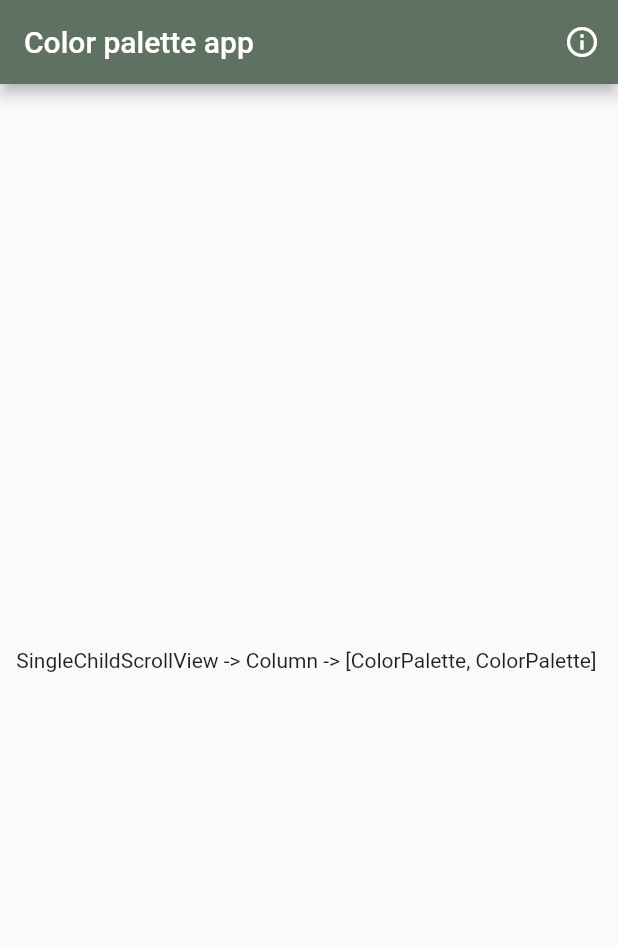
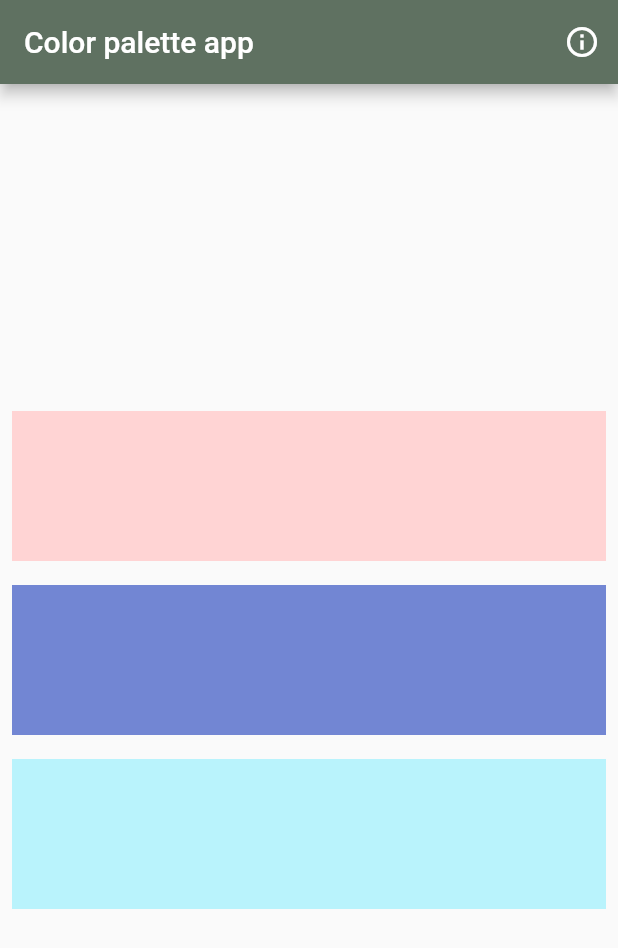
Before and after one commit to Pantosta0/flutter_color_palette, a Flutter app: the screen it shows after launch, on a phone screen of 412 x 824 dp. Shown: the top 948 px of the screen. Run offline on Flutter 3.47's test engine with Material 2 defaults, Android fonts, the phone set to English and light mode, and no system bars; our stand-ins replace get, loggy.

Commit message:
Que el santiago del mañana se encargue de ver que carajo hice

```diff
--- a/lib/ui/pages/color_selection_page.dart
+++ b/lib/ui/pages/color_selection_page.dart
@@ -1,6 +1,7 @@
 import 'package:flutter/material.dart';
 import 'package:get/get.dart';
 import 'package:flutter/services.dart';
+import 'package:get/get_rx/src/rx_typedefs/rx_typedefs.dart';
 
 import '../../utils/color_utils.dart';
 import '../widgets/color_palette.dart';
@@ -25,10 +26,32 @@ class ColorSelectionPage extends StatelessWidget {
           ],
         ),
         // https://colorhunt.co/
-        body: (const Center(
-          child: Text(
-              "SingleChildScrollView -> Column -> [ColorPalette, ColorPalette] "),
-        )));
+        body: (Center(
+            child: SingleChildScrollView(
+          child: Column(children: [
+            ColorPalette(
+              baseColor: 'FFD4D4',
+              baseColor2: 'FFFFE8',
+              baseColor3: 'CDE990',
+              baseColor4: 'AACB73',
+              callback: showColor,
+            ),
+            ColorPalette(
+              baseColor: '7286D3',
+              baseColor2: '8EA7E9',
+              baseColor3: 'E5E0FF',
+              baseColor4: 'FFF2F2',
+              callback: showColor,
+            ),
+            ColorPalette(
+              baseColor: 'B9F3FC',
+              baseColor2: 'AEE2FF',
+              baseColor3: '93C6E7',
+              baseColor4: 'FEDEFF',
+              callback: showColor,
+            ),
+          ]),
+        ))));
   }
 
   // está es la función que será llamada con cada click a un ColorPalette
--- a/lib/ui/widgets/color_palette.dart
+++ b/lib/ui/widgets/color_palette.dart
@@ -4,25 +4,31 @@ import '../../utils/color_utils.dart';
 class ColorPalette extends StatelessWidget {
   const ColorPalette({
     Key? key,
-    // así se reciben en el constructor, por ejemplo
-    //required this.baseColor,
+    required this.baseColor,
+    required this.baseColor2,
+    required this.baseColor3,
+    required this.baseColor4,
+    required this.callback,
   }) : super(key: key);
 
-  // atributos de la clase, por ejemplo
-  //final String baseColor;
-
-  // también se puede tener como un atributo un callback, necesiario ya que es un
-  // widget sin estado, por ejemplo
-  //final Function(String) callback;
+  final String baseColor;
+  final String baseColor2;
+  final String baseColor3;
+  final String baseColor4;
+  final Function(String) callback;
 
   @override
   Widget build(BuildContext context) {
     // padding para crear espacio alrededor del widget
     return Padding(
-      padding: const EdgeInsets.all(8.0),
-      // vamos a mostrar los elementos en un row
-      child: Text(
-          'Row -> [Expanded(flex: 4,GestureDetector(Container(height: 100, color: ColorUtils.FromHex(baseColor))) )]'),
-    );
+        padding: const EdgeInsets.all(8.0),
+        // vamos a mostrar los elementos en un row
+        child: Row(children: [
+          Expanded(
+              flex: 4,
+              child: GestureDetector(
+                  child: Container(
+                      height: 100, color: ColorUtils.FromHex(baseColor))))
+        ]));
   }
 }
```
Also changed, not shown: pubspec.lock.
